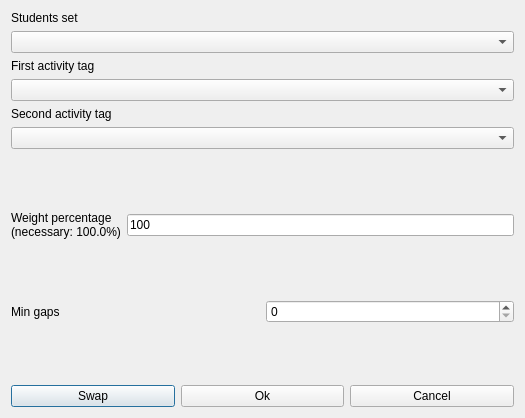
This is fet/src/interface/modifyconstraintstudentssetmingapsbetweenorderedpairofactivitytagsform_template.ui in vonmecheln/fet as Qt 5 draws it before an edit. The edited form follows.
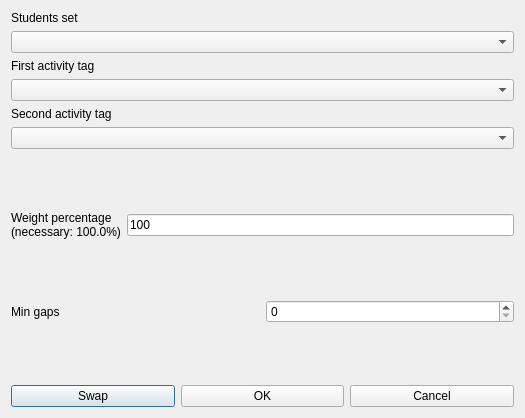
This is the edited form.

What changed in the file:
```diff
--- a/fet/src/interface/modifyconstraintstudentssetmingapsbetweenorderedpairofactivitytagsform_template.ui
+++ b/fet/src/interface/modifyconstraintstudentssetmingapsbetweenorderedpairofactivitytagsform_template.ui
@@ -210,7 +210,7 @@
      <item>
       <widget class="QPushButton" name="okPushButton">
        <property name="text">
-        <string>Ok</string>
+        <string>OK</string>
        </property>
       </widget>
      </item>
```
